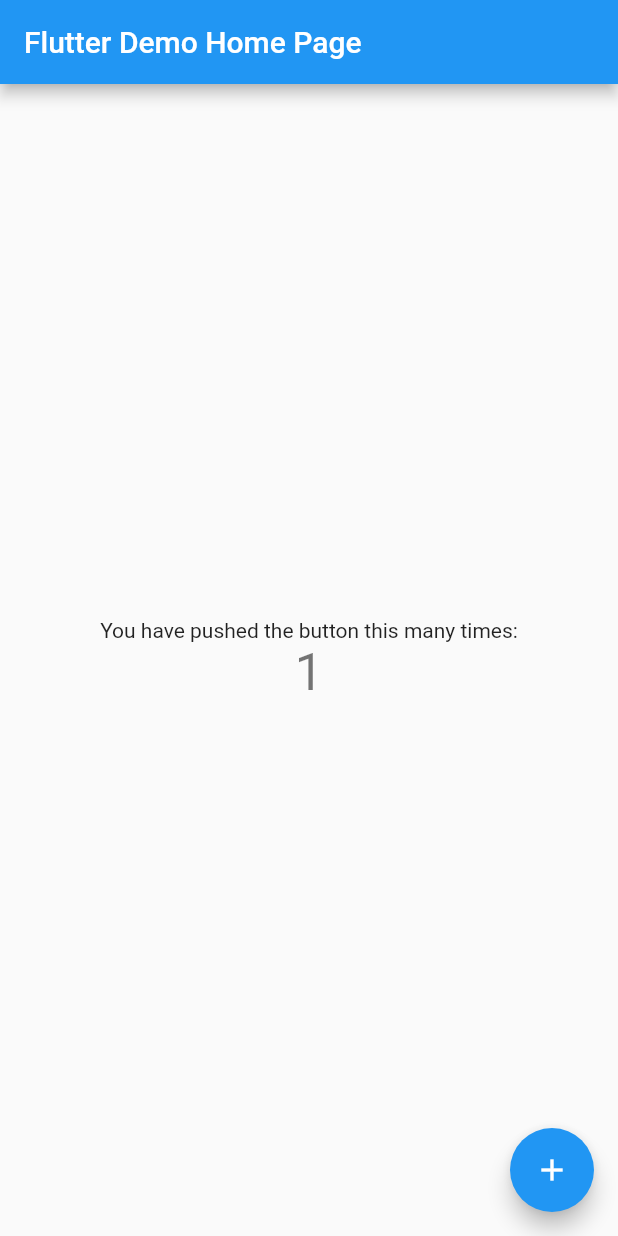
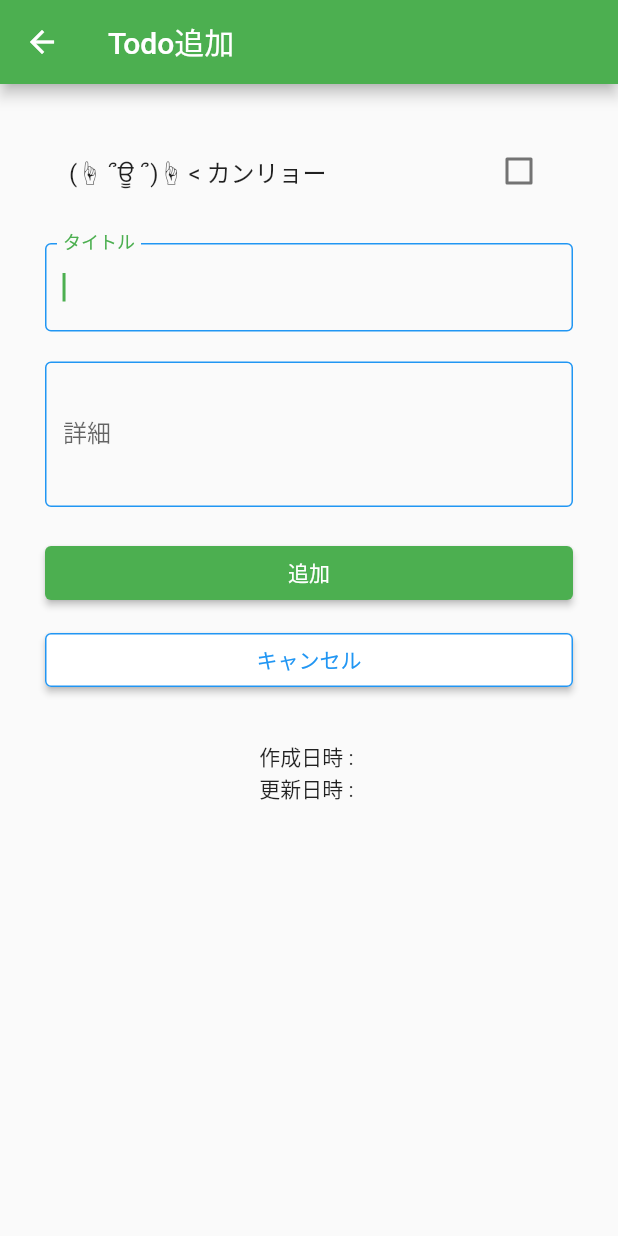
Before and after one commit to shota-nukumizu/todoapp-flutter, a Flutter app: the screen it shows after launch, after a tap on the "add" icon, on a phone screen of 412 x 824 dp. Run offline on Flutter 3.47's test engine with Material 2 defaults, Android fonts, the phone set to English and light mode, and no system bars; our stand-ins replace flutter_slidable, shared_preferences.

Commit message:
add code-set

```diff
--- a/lib/main.dart
+++ b/lib/main.dart
@@ -1,115 +1,31 @@
 import 'package:flutter/material.dart';
+import 'todo_list_page.dart';
 
+/// エントリーポイント
 void main() {
-  runApp(const MyApp());
+  runApp(const TodoListApp());
 }
 
-class MyApp extends StatelessWidget {
-  const MyApp({Key? key}) : super(key: key);
+/// Todoリストアプリのクラス
+///
+/// 以下の責務を持つ
+/// ・Todoリスト画面を生成する
+class TodoListApp extends StatelessWidget {
+  /// コンストラクタ
+  const TodoListApp({Key? key}) : super(key: key);
 
-  // This widget is the root of your application.
+  /// 画面を作成する
   @override
   Widget build(BuildContext context) {
     return MaterialApp(
-      title: 'Flutter Demo',
+      // アプリケーションのタイトル
+      title: 'Todoリスト',
+      // アプリケーションのテーマ
       theme: ThemeData(
-        // This is the theme of your application.
-        //
-        // Try running your application with "flutter run". You'll see the
-        // application has a blue toolbar. Then, without quitting the app, try
-        // changing the primarySwatch below to Colors.green and then invoke
-        // "hot reload" (press "r" in the console where you ran "flutter run",
-        // or simply save your changes to "hot reload" in a Flutter IDE).
-        // Notice that the counter didn't reset back to zero; the application
-        // is not restarted.
-        primarySwatch: Colors.blue,
+        primarySwatch: Colors.green,
       ),
-      home: const MyHomePage(title: 'Flutter Demo Home Page'),
+      // Todoリスト画面を生成しホーム画面とする
+      home: const TodoListPage(),
     );
   }
 }
-
-class MyHomePage extends StatefulWidget {
-  const MyHomePage({Key? key, required this.title}) : super(key: key);
-
-  // This widget is the home page of your application. It is stateful, meaning
-  // that it has a State object (defined below) that contains fields that affect
-  // how it looks.
-
-  // This class is the configuration for the state. It holds the values (in this
-  // case the title) provided by the parent (in this case the App widget) and
-  // used by the build method of the State. Fields in a Widget subclass are
-  // always marked "final".
-
-  final String title;
-
-  @override
-  State<MyHomePage> createState() => _MyHomePageState();
-}
-
-class _MyHomePageState extends State<MyHomePage> {
-  int _counter = 0;
-
-  void _incrementCounter() {
-    setState(() {
-      // This call to setState tells the Flutter framework that something has
-      // changed in this State, which causes it to rerun the build method below
-      // so that the display can reflect the updated values. If we changed
-      // _counter without calling setState(), then the build method would not be
-      // called again, and so nothing would appear to happen.
-      _counter++;
-    });
-  }
-
-  @override
-  Widget build(BuildContext context) {
-    // This method is rerun every time setState is called, for instance as done
-    // by the _incrementCounter method above.
-    //
-    // The Flutter framework has been optimized to make rerunning build methods
-    // fast, so that you can just rebuild anything that needs updating rather
-    // than having to individually change instances of widgets.
-    return Scaffold(
-      appBar: AppBar(
-        // Here we take the value from the MyHomePage object that was created by
-        // the App.build method, and use it to set our appbar title.
-        title: Text(widget.title),
-      ),
-      body: Center(
-        // Center is a layout widget. It takes a single child and positions it
-        // in the middle of the parent.
-        child: Column(
-          // Column is also a layout widget. It takes a list of children and
-          // arranges them vertically. By default, it sizes itself to fit its
-          // children horizontally, and tries to be as tall as its parent.
-          //
-          // Invoke "debug painting" (press "p" in the console, choose the
-          // "Toggle Debug Paint" action from the Flutter Inspector in Android
-          // Studio, or the "Toggle Debug Paint" command in Visual Studio Code)
-          // to see the wireframe for each widget.
-          //
-          // Column has various properties to control how it sizes itself and
-          // how it positions its children. Here we use mainAxisAlignment to
-          // center the children vertically; the main axis here is the vertical
-          // axis because Columns are vertical (the cross axis would be
-          // horizontal).
-          mainAxisAlignment: MainAxisAlignment.center,
-          children: <Widget>[
-            const Text(
-              'You have pushed the button this many times:',
-            ),
-            Text(
-              '$_counter',
-              style: Theme.of(context).textTheme.headline4,
-            ),
-          ],
-        ),
-      ),
-      floatingActionButton: FloatingActionButton(
-        onPressed: _incrementCounter,
-        tooltip: 'Increment',
-        child: const Icon(Icons.add),
-      ), // This trailing comma makes auto-formatting nicer for build methods.
-    );
-  }
-}
--- /dev/null
+++ b/lib/todo.dart
@@ -0,0 +1,55 @@
+/// Todoモデルのクラス
+///
+/// 以下の責務を持つ
+/// ・Todoのプロパティを持つ
+class Todo {
+  /// ID
+  late int id;
+
+  /// タイトル
+  late String title;
+
+  /// 詳細
+  late String detail;
+
+  /// 完了か
+  late bool done;
+
+  /// 作成日時
+  late String createDate;
+
+  /// 更新日時
+  late String updateDate;
+
+  /// コンストラクタ
+  Todo(
+    this.id,
+    this.title,
+    this.detail,
+    this.done,
+    this.createDate,
+    this.updateDate,
+  );
+
+  /// TodoモデルをMapに変換する(保存時に使用)
+  Map toJson() {
+    return {
+      'id': id,
+      'title': title,
+      'detail': detail,
+      'done': done,
+      'createDate': createDate,
+      'updateDate': updateDate
+    };
+  }
+
+  /// MapをTodoモデルに変換する(読込時に使用)
+  Todo.fromJson(Map json) {
+    id = json['id'];
+    title = json['title'];
+    detail = json['detail'];
+    done = json['done'];
+    createDate = json['createDate'];
+    updateDate = json['updateDate'];
+  }
+}
--- /dev/null
+++ b/lib/todo_input_page.dart
@@ -0,0 +1,188 @@
+import 'package:flutter/material.dart';
+import 'todo_list_store.dart';
+import 'todo.dart';
+
+/// Todo入力画面のクラス
+///
+/// 以下の責務を持つ
+/// ・Todo入力画面の状態を生成する
+class TodoInputPage extends StatefulWidget {
+  /// Todoのモデル
+  final Todo? todo;
+
+  /// コンストラクタ
+  /// Todoを引数で受け取った場合は更新、受け取らない場合は追加画面となる
+  const TodoInputPage({Key? key, this.todo}) : super(key: key);
+
+  /// Todo入力画面の状態を生成する
+  @override
+  State<TodoInputPage> createState() => _TodoInputPageState();
+}
+
+/// Todo入力ト画面の状態クラス
+///
+/// 以下の責務を持つ
+/// ・Todoを追加/更新する
+/// ・Todoリスト画面へ戻る
+class _TodoInputPageState extends State<TodoInputPage> {
+  /// ストア
+  final TodoListStore _store = TodoListStore();
+
+  /// 新規追加か
+  late bool _isCreateTodo;
+
+  /// 画面項目：タイトル
+  late String _title;
+
+  /// 画面項目：詳細
+  late String _detail;
+
+  /// 画面項目：完了か
+  late bool _done;
+
+  /// 画面項目：作成日時
+  late String _createDate;
+
+  /// 画面項目：更新日時
+  late String _updateDate;
+
+  /// 初期処理を行う
+  @override
+  void initState() {
+    super.initState();
+    var todo = widget.todo;
+
+    _title = todo?.title ?? "";
+    _detail = todo?.detail ?? "";
+    _done = todo?.done ?? false;
+    _createDate = todo?.createDate ?? "";
+    _updateDate = todo?.updateDate ?? "";
+    _isCreateTodo = todo == null;
+  }
+
+  /// 画面を作成する
+  @override
+  Widget build(BuildContext context) {
+    return Scaffold(
+      appBar: AppBar(
+        // アプリケーションバーに表示するタイトル
+        title: Text(_isCreateTodo ? 'Todo追加' : 'Todo更新'),
+      ),
+      body: Container(
+        // 全体のパディング
+        padding: const EdgeInsets.all(30),
+        child: Column(
+          children: <Widget>[
+            // 完了かのチェックボックス
+            CheckboxListTile(
+              title: const Text('(☝ ՞ਊ ՞)☝ < カンリョー'),
+              value: _done,
+              onChanged: (bool? value) {
+                setState(() {
+                  // Todo(完了か)のチェック状態を変更し、画面を更新する
+                  _done = value ?? false;
+                });
+              },
+            ),
+            const SizedBox(height: 20),
+            // タイトルのテキストフィールド
+            TextField(
+              autofocus: true,
+              decoration: const InputDecoration(
+                labelText: "タイトル",
+                enabledBorder: OutlineInputBorder(
+                  borderSide: BorderSide(
+                    color: Colors.blue,
+                  ),
+                ),
+                focusedBorder: OutlineInputBorder(
+                  borderSide: BorderSide(
+                    color: Colors.blue,
+                  ),
+                ),
+              ),
+              // TextEditingControllerを使用することで、いちいちsetStateしなくても画面を更新してくれる
+              controller: TextEditingController(text: _title),
+              onChanged: (String value) {
+                _title = value;
+              },
+            ),
+            const SizedBox(height: 20),
+            // 詳細のテキストフィールド
+            TextField(
+              keyboardType: TextInputType.multiline,
+              maxLines: null,
+              minLines: 3,
+              decoration: const InputDecoration(
+                labelText: "詳細",
+                enabledBorder: OutlineInputBorder(
+                  borderSide: BorderSide(
+                    color: Colors.blue,
+                  ),
+                ),
+                focusedBorder: OutlineInputBorder(
+                  borderSide: BorderSide(
+                    color: Colors.blue,
+                  ),
+                ),
+              ),
+              // TextEditingControllerを使用することで、いちいちsetStateしなくても画面を更新してくれる
+              controller: TextEditingController(text: _detail),
+              onChanged: (String value) {
+                _detail = value;
+              },
+            ),
+            const SizedBox(height: 20),
+            // 追加/更新ボタン
+            SizedBox(
+              width: double.infinity,
+              child: ElevatedButton(
+                onPressed: () {
+                  if (_isCreateTodo) {
+                    // Todoを追加する
+                    _store.add(_done, _title, _detail);
+                  } else {
+                    // Todoを更新する
+                    _store.update(widget.todo!, _done, _title, _detail);
+                  }
+                  // Todoリスト画面に戻る
+                  Navigator.of(context).pop();
+                },
+                child: Text(
+                  _isCreateTodo ? '追加' : '更新',
+                  style: const TextStyle(color: Colors.white),
+                ),
+              ),
+            ),
+            const SizedBox(height: 10),
+            // キャンセルボタン
+            SizedBox(
+              width: double.infinity,
+              child: ElevatedButton(
+                onPressed: () {
+                  // Todoリスト画面に戻る
+                  Navigator.of(context).pop();
+                },
+                style: ElevatedButton.styleFrom(
+                  primary: Colors.white,
+                  side: const BorderSide(
+                    color: Colors.blue,
+                  ),
+                ),
+                child: const Text(
+                  "キャンセル",
+                  style: TextStyle(color: Colors.blue),
+                ),
+              ),
+            ),
+            const SizedBox(height: 30),
+            // 作成日時のテキストラベル
+            Text("作成日時 : $_createDate"),
+            // 更新日時のテキストラベル
+            Text("更新日時 : $_updateDate"),
+          ],
+        ),
+      ),
+    );
+  }
+}
--- /dev/null
+++ b/lib/todo_list_page.dart
@@ -0,0 +1,137 @@
+import 'package:flutter/material.dart';
+import 'package:flutter_slidable/flutter_slidable.dart';
+import 'todo_input_page.dart';
+import 'todo_list_store.dart';
+import 'todo.dart';
+
+/// Todoリスト画面のクラス
+///
+/// 以下の責務を持つ
+/// ・Todoリスト画面の状態を生成する
+class TodoListPage extends StatefulWidget {
+  /// コンストラクタ
+  const TodoListPage({Key? key}) : super(key: key);
+
+  /// Todoリスト画面の状態を生成する
+  @override
+  State<TodoListPage> createState() => _TodoListPageState();
+}
+
+/// Todoリスト画面の状態クラス
+///
+/// 以下の責務を持つ
+/// ・Todoリストを表示する
+/// ・Todoの追加/編集画面へ遷移する
+/// ・Todoの削除を行う
+class _TodoListPageState extends State<TodoListPage> {
+  /// ストア
+  final TodoListStore _store = TodoListStore();
+
+  /// Todoリスト入力画面に遷移する
+  void _pushTodoInputPage([Todo? todo]) async {
+    await Navigator.of(context).push(
+      MaterialPageRoute(
+        builder: (context) {
+          return TodoInputPage(todo: todo);
+        },
+      ),
+    );
+
+    // Todoの追加/更新を行う場合があるため、画面を更新する
+    setState(() {});
+  }
+
+  /// 初期処理を行う
+  @override
+  void initState() {
+    super.initState();
+
+    Future(
+      () async {
+        // ストアからTodoリストデータをロードし、画面を更新する
+        setState(() => _store.load());
+      },
+    );
+  }
+
+  /// 画面を作成する
+  @override
+  Widget build(BuildContext context) {
+    return Scaffold(
+      appBar: AppBar(
+        // アプリケーションバーに表示するタイトル
+        title: const Text('Todoリスト'),
+      ),
+      body: ListView.builder(
+        // Todoの件数をリストの件数とする
+        itemCount: _store.count(),
+        itemBuilder: (context, index) {
+          // インデックスに対応するTodoを取得する
+          var item = _store.findByIndex(index);
+          return Slidable(
+            // 右方向にリストアイテムをスライドした場合のアクション
+            startActionPane: ActionPane(
+              motion: const ScrollMotion(),
+              extentRatio: 0.25,
+              children: [
+                SlidableAction(
+                  onPressed: (context) {
+                    // Todo編集画面に遷移する
+                    _pushTodoInputPage(item);
+                  },
+                  backgroundColor: Colors.yellow,
+                  icon: Icons.edit,
+                  label: '編集',
+                ),
+              ],
+            ),
+            // 左方向にリストアイテムをスライドした場合のアクション
+            endActionPane: ActionPane(
+              motion: const ScrollMotion(),
+              extentRatio: 0.25,
+              children: [
+                SlidableAction(
+                  onPressed: (context) {
+                    // Todoを削除し、画面を更新する
+                    setState(() => {_store.delete(item)});
+                  },
+                  backgroundColor: Colors.red,
+                  icon: Icons.edit,
+                  label: '削除',
+                ),
+              ],
+            ),
+            child: Container(
+              decoration: const BoxDecoration(
+                border: Border(
+                  bottom: BorderSide(color: Colors.grey),
+                ),
+              ),
+              child: ListTile(
+                // ID
+                leading: Text(item.id.toString()),
+                // タイトル
+                title: Text(item.title),
+                // 完了か
+                trailing: Checkbox(
+                  // チェックボックスの状態
+                  value: item.done,
+                  onChanged: (bool? value) {
+                    // Todo(完了か)を更新し、画面を更新する
+                    setState(() => _store.update(item, value!));
+                  },
+                ),
+              ),
+            ),
+          );
+        },
+      ),
+      // Todo追加画面に遷移するボタン
+      floatingActionButton: FloatingActionButton(
+        // Todo追加画面に遷移する
+        onPressed: _pushTodoInputPage,
+        child: const Icon(Icons.add),
+      ),
+    );
+  }
+}
--- /dev/null
+++ b/lib/todo_list_store.dart
@@ -0,0 +1,93 @@
+import 'package:shared_preferences/shared_preferences.dart';
+import 'package:intl/intl.dart';
+import 'dart:convert';
+import 'todo.dart';
+
+/// Todoストアのクラス
+///
+/// ※当クラスはシングルトンとなる
+///
+/// 以下の責務を持つ
+/// ・Todoを取得/追加/更新/削除/保存/読込する
+class TodoListStore {
+  /// 保存時のキー
+  final String _saveKey = "Todo";
+
+  /// Todoリスト
+  List<Todo> _list = [];
+
+  /// ストアのインスタンス
+  static final TodoListStore _instance = TodoListStore._internal();
+
+  /// プライベートコンストラクタ
+  TodoListStore._internal();
+
+  /// ファクトリーコンストラクタ
+  /// (インスタンスを生成しないコンストラクタのため、自分でインスタンスを生成する)
+  factory TodoListStore() {
+    return _instance;
+  }
+
+  /// Todoの件数を取得する
+  int count() {
+    return _list.length;
+  }
+
+  /// 指定したインデックスのTodoを取得する
+  Todo findByIndex(int index) {
+    return _list[index];
+  }
+
+  /// "yyyy/MM/dd HH:mm"形式で日時を取得する
+  String getDateTime() {
+    var format = DateFormat("yyyy/MM/dd HH:mm");
+    var dateTime = format.format(DateTime.now());
+    return dateTime;
+  }
+
+  /// Todoを追加する
+  void add(bool done, String title, String detail) {
+    var id = count() == 0 ? 1 : _list.last.id + 1;
+    var dateTime = getDateTime();
+    var todo = Todo(id, title, detail, done, dateTime, dateTime);
+    _list.add(todo);
+    save();
+  }
+
+  /// Todoを更新する
+  void update(Todo todo, bool done, [String? title, String? detail]) {
+    todo.done = done;
+    if (title != null) {
+      todo.title = title;
+    }
+    if (detail != null) {
+      todo.detail = detail;
+    }
+    todo.updateDate = getDateTime();
+    save();
+  }
+
+  /// Todoを削除する
+  void delete(Todo todo) {
+    _list.remove(todo);
+    save();
+  }
+
+  /// Todoを保存する
+  void save() async {
+    var prefs = await SharedPreferences.getInstance();
+    // SharedPreferencesはプリミティブ型とString型リストしか扱えないため、以下の変換を行っている
+    // TodoList形式 → Map形式 → JSON形式 → StrigList形式
+    var saveTargetList = _list.map((a) => json.encode(a.toJson())).toList();
+    prefs.setStringList(_saveKey, saveTargetList);
+  }
+
+  /// Todoを読込する
+  void load() async {
+    var prefs = await SharedPreferences.getInstance();
+    // SharedPreferencesはプリミティブ型とString型リストしか扱えないため、以下の変換を行っている
+    // StrigList形式 → JSON形式 → Map形式 → TodoList形式
+    var loadTargetList = prefs.getStringList(_saveKey) ?? [];
+    _list = loadTargetList.map((a) => Todo.fromJson(json.decode(a))).toList();
+  }
+}
```
Also changed, not shown: 1 other file.
